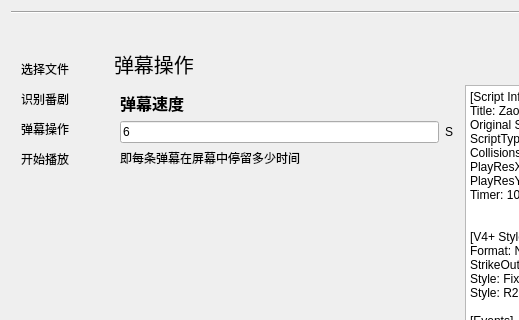
Above: identifywindow.ui from Zao-chen/ZcAnimeDanmuTool before the change; both pictures show x 0 to 519 and y 0 to 320 of the 1174 by 842 pixel window. Below: the same form after it.
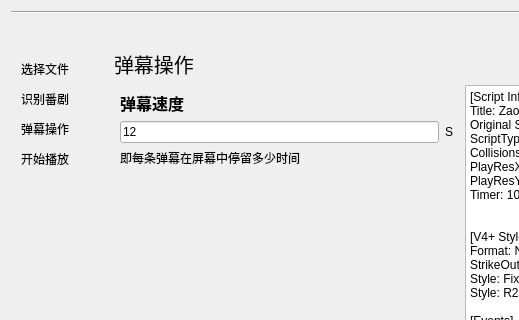
That is the form after the change. The open tabs and pages were chosen to show the change. Custom widgets are drawn as their Qt base class.

Diff of the .ui file:
```diff
--- a/identifywindow.ui
+++ b/identifywindow.ui
@@ -519,7 +519,7 @@
                  <item>
                   <widget class="ElaLineEdit" name="lineEdit_danmu_speed">
                    <property name="text">
-                    <string>6</string>
+                    <string>12</string>
                    </property>
                   </widget>
                  </item>
```
